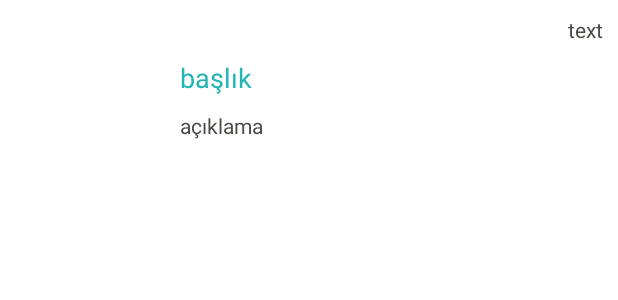
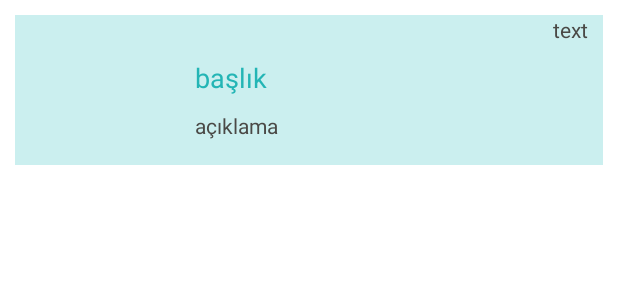
Before and after one commit to BusraSonmez7/Sensoft, an Android app: the layout recycler_row.xml on its own in the app's theme, with its tools: preview values and no code run, on a phone screen of 412 x 824 dp. Shown: the top 300 px of the screen. Run offline under Robolectric (Android 15) with nearby library versions, the phone set to English and light mode, and no system bars.

Commit message:
anasayfaya bildirimleri listeleme işlemi gerçekleştirildi

```diff
--- a/app/build.gradle
+++ b/app/build.gradle
@@ -55,6 +55,7 @@ dependencies {
     implementation 'com.google.firebase:firebase-auth:21.0.1'
     // Also declare the dependency for the Google Play services library and specify its version
     implementation 'com.google.android.gms:play-services-auth:19.0.0'
+    implementation 'com.squareup.picasso:picasso:2.71828'
 
 
 }
--- a/app/src/main/java/com/sensofttakimi/sensoft/Bildirimler/BildirimAdapter.java
+++ b/app/src/main/java/com/sensofttakimi/sensoft/Bildirimler/BildirimAdapter.java
@@ -8,6 +8,7 @@ import androidx.annotation.NonNull;
 import androidx.recyclerview.widget.RecyclerView;
 
 import com.sensofttakimi.sensoft.databinding.RecyclerRowBinding;
+import com.squareup.picasso.Picasso;
 
 import org.jetbrains.annotations.NotNull;
 
@@ -32,6 +33,7 @@ public class BildirimAdapter extends RecyclerView.Adapter<BildirimAdapter.Bildir
         holder.recyclerRowBinding.listBaslik.setText(bildirimlerArrayList.get(position).baslik);
         holder.recyclerRowBinding.listAciklama.setText(bildirimlerArrayList.get(position).aciklama);
         holder.recyclerRowBinding.listTarih.setText(bildirimlerArrayList.get(position).tarih.toString());
+        Picasso.get().load(bildirimlerArrayList.get(position).resim).into(holder.recyclerRowBinding.listResim);
     }
 
     @Override
--- a/app/src/main/java/com/sensofttakimi/sensoft/Bildirimler/Bildirimler.java
+++ b/app/src/main/java/com/sensofttakimi/sensoft/Bildirimler/Bildirimler.java
@@ -10,9 +10,10 @@ public class Bildirimler {
     public String resim;
     public String tarih;
 
-    public Bildirimler(String baslik, String resim,String tarih) {
+    public Bildirimler(String baslik, String resim, String aciklama,String tarih) {
         this.baslik = baslik;
         this.resim = resim;
         this.tarih = tarih;
+        this.aciklama = aciklama;
     }
 }
--- a/app/src/main/java/com/sensofttakimi/sensoft/FragmentUygulama/AnasayfaFragment.java
+++ b/app/src/main/java/com/sensofttakimi/sensoft/FragmentUygulama/AnasayfaFragment.java
@@ -89,8 +89,9 @@ public class AnasayfaFragment extends Fragment {
                         String baslik = (String)  data.get("baslik");
                         String resim = (String)  data.get("resim");
                         String tarih = (String)  data.get("tarih");
+                        String aciklama = (String)  data.get("aciklama");
 
-                        Bildirimler bildirimler = new Bildirimler(baslik,resim,tarih);
+                        Bildirimler bildirimler = new Bildirimler(baslik, resim, aciklama, tarih);
                         bildirimlerArrayList.add(bildirimler);
                     }
 
--- a/app/src/main/res/layout/fragment_anasayfa.xml
+++ b/app/src/main/res/layout/fragment_anasayfa.xml
@@ -2,7 +2,8 @@
 <androidx.coordinatorlayout.widget.CoordinatorLayout xmlns:android="http://schemas.android.com/apk/res/android"
     xmlns:app="http://schemas.android.com/apk/res-auto"
     android:layout_width="match_parent"
-    android:layout_height="match_parent">
+    android:layout_height="match_parent"
+    android:background="@color/toolbarrenk2">
 
     <com.google.android.material.floatingactionbutton.FloatingActionButton
         android:id="@+id/eklebuton"
--- a/app/src/main/res/layout/recycler_row.xml
+++ b/app/src/main/res/layout/recycler_row.xml
@@ -4,7 +4,10 @@
     android:layout_height="wrap_content"
     android:orientation="horizontal"
     android:layout_marginTop="10dp"
-    android:layout_weight="3">
+    android:layout_weight="3"
+    android:background="@color/kutu"
+    android:layout_marginStart="10dp"
+    android:layout_marginEnd="10dp">
 
     <ImageView
         android:id="@+id/list_resim"
--- a/app/src/main/res/values/colors.xml
+++ b/app/src/main/res/values/colors.xml
@@ -14,5 +14,6 @@
     <color name="kutu">#CBEFEF</color>
     <color name="kutukelime">#FFB300</color>
     <color name="antrasit">#4A4946</color>
+    <color name="toolbarrenk2">#7ACCCC</color>
 
 </resources>
```
